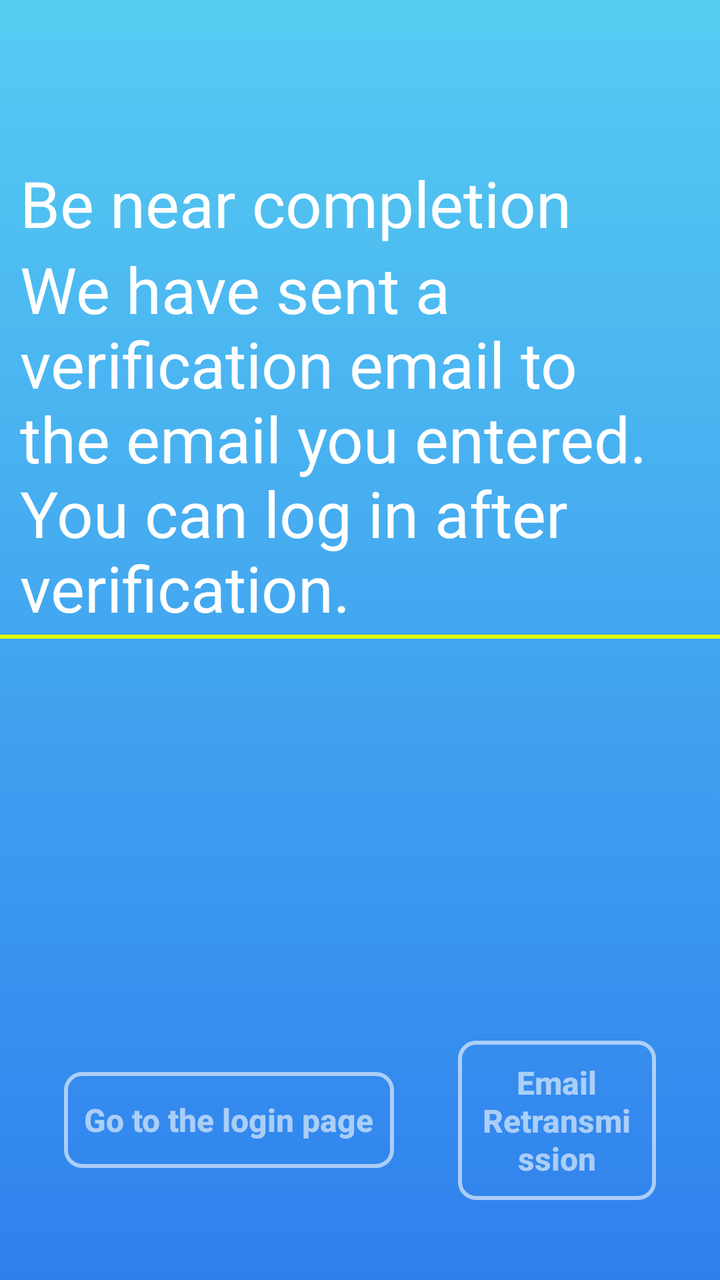
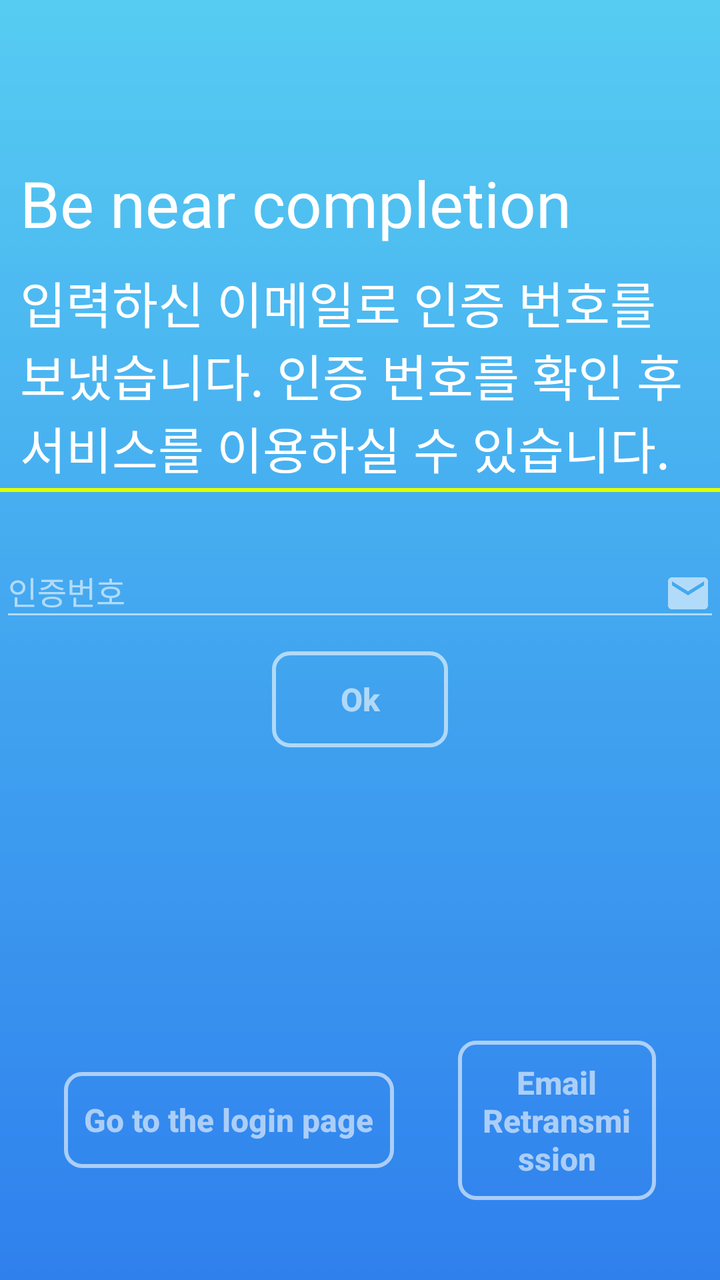

Screens rendered from an Android XML layout before and after an edit, with the pre-edit source and the edit as a unified diff.
<!-- AndroidManifest.xml: application theme AppTheme -->
<!-- res/layout/activity_join_email.xml -->
<?xml version="1.0" encoding="utf-8"?>
<RelativeLayout xmlns:android="http://schemas.android.com/apk/res/android"
    xmlns:tools="http://schemas.android.com/tools"
    android:layout_width="match_parent"
    android:layout_height="match_parent"
    android:focusableInTouchMode="true"
    tools:context=".view.JoinEmailActivity">

    <FrameLayout
        android:layout_width="match_parent"
        android:layout_height="match_parent">

        <ImageView
            android:id="@+id/imageView"
            android:layout_width="match_parent"
            android:layout_height="match_parent"
            android:scaleType="centerCrop"
            android:src="@drawable/blue_skies" />

    </FrameLayout>


    <LinearLayout
        android:id="@+id/linearLayout"
        android:layout_width="wrap_content"
        android:layout_height="wrap_content"
        android:layout_alignParentTop="true"
        android:layout_centerHorizontal="true"
        android:layout_marginTop="80dp"
        android:orientation="vertical">

        <LinearLayout
            android:layout_width="wrap_content"
            android:layout_height="wrap_content">

            <TextView
                android:layout_width="wrap_content"
                android:layout_height="wrap_content"
                android:text="@string/textBeNearCompletion"
                android:textColor="#ffffff"
                android:layout_marginLeft="10dp"
                android:layout_marginRight="10dp"
                android:textSize="32sp" />

        </LinearLayout>

        <LinearLayout
            android:layout_width="wrap_content"
            android:layout_height="wrap_content"
            android:orientation="vertical">

            <TextView
                android:id="@+id/textView"
                android:layout_width="wrap_content"
                android:layout_height="wrap_content"
                android:layout_alignParentTop="true"
                android:layout_centerHorizontal="true"
                android:layout_marginLeft="10dp"
                android:layout_marginRight="10dp"
                android:text="@string/textEmailAuthSent"
                android:textColor="#ffffff"
                android:textSize="32sp" />

            <View
                android:layout_width="match_parent"
                android:layout_height="2dp"
                android:layout_marginTop="2dp"
                android:background="#deff00" />

        </LinearLayout>


    </LinearLayout>

    <TextView
        android:layout_width="wrap_content"
        android:layout_height="wrap_content"
        android:layout_below="@+id/linearLayout"
        android:layout_centerHorizontal="true"
        android:layout_marginTop="4dp"
        android:gravity="center"
        android:textColor="#9affffff"
        android:textSize="10sp" />


    <LinearLayout
        android:layout_width="match_parent"
        android:layout_height="wrap_content"
        android:layout_alignParentBottom="true"
        android:layout_centerHorizontal="true"
        android:layout_marginBottom="32dp"
        android:orientation="vertical"
        android:paddingLeft="32dp"
        android:paddingRight="32dp">


        <LinearLayout
            android:layout_width="match_parent"
            android:layout_height="wrap_content"
            android:layout_marginTop="16dp"
            android:layout_marginBottom="8dp"
            android:gravity="center"
            android:orientation="horizontal">

            <Button
                android:layout_width="wrap_content"
                android:layout_height="wrap_content"
                android:layout_marginRight="16dp"
                android:padding="10dp"
                android:background="@drawable/buttonshapewhitebg"
                android:text="@string/textGoToTheLoginPage"
                android:id="@+id/btnLoginPage"
                android:textAllCaps="false"
                android:textStyle="bold"
                android:textColor="#96ffffff"
                android:textSize="16dp" />

            <Button
                android:layout_width="wrap_content"
                android:layout_height="wrap_content"
                android:layout_marginLeft="16dp"
                android:background="@drawable/buttonshapewhitebg"
                android:text="@string/textEmailRetransmission"
                android:id="@+id/btnRetryEmail"
                android:padding="10dp"
                android:textAllCaps="false"
                android:textColor="#96ffffff"
                android:textSize="16dp"
                android:textStyle="bold" />


        </LinearLayout>




    </LinearLayout>


</RelativeLayout>
<!-- resources referenced by this layout -->
<resources>
  <!-- drawable blue_skies: jpg bitmap (drawable-v24, 1647 bytes) -->
  <!-- drawable buttonshapewhitebg (drawable-v24) -->
  <?xml version="1.0" encoding="utf-8"?>
  <selector xmlns:android="http://schemas.android.com/apk/res/android">
      <item>
          <shape android:shape="rectangle">
              <corners android:radius="8dp" />
              <solid android:color="@android:color/transparent"/>
              <stroke android:color="#96ffffff"
                  android:width="2dp"/>
          </shape>
      </item>
  </selector>
  <string name="textBeNearCompletion">Be near completion</string>
  <string name="textEmailAuthSent">We have sent a verification email to the email you entered. You can log in after verification.</string>
  <string name="textEmailRetransmission">Email Retransmission</string>
  <string name="textGoToTheLoginPage">Go to the login page</string>
  <style name="AppTheme" parent="Theme.AppCompat.Light.DarkActionBar">
          
          <item name="colorPrimary">@color/blueSkiestop</item>
          <item name="colorPrimaryDark">@color/blueSkiestop</item>
          <item name="colorAccent">@color/black</item>
      </style>
  <color name="blueSkiestop">#56CBF2</color>
  <color name="black">#000</color>
</resources>

<!-- the commit's change to res/layout/activity_join_email.xml (unified diff, before → after) -->
@@ -55,11 +55,12 @@
                 android:layout_height="wrap_content"
                 android:layout_alignParentTop="true"
                 android:layout_centerHorizontal="true"
+                android:layout_marginTop="10dp"
                 android:layout_marginLeft="10dp"
                 android:layout_marginRight="10dp"
-                android:text="@string/textEmailAuthSent"
+                android:text="입력하신 이메일로 인증 번호를 보냈습니다. 인증 번호를 확인 후 서비스를 이용하실 수 있습니다."
                 android:textColor="#ffffff"
-                android:textSize="32sp" />
+                android:textSize="25sp" />
 
             <View
                 android:layout_width="match_parent"
@@ -79,13 +80,53 @@
         android:layout_centerHorizontal="true"
         android:layout_marginTop="4dp"
         android:gravity="center"
+        android:id="@+id/tv_line_bo"
         android:textColor="#9affffff"
         android:textSize="10sp" />
+
+    <com.google.android.material.textfield.TextInputLayout
+        android:layout_width="match_parent"
+        android:layout_height="wrap_content"
+        android:textColorHint="#96ffffff"
+        android:id="@+id/til"
+        android:layout_below="@+id/tv_line_bo"
+        android:theme="@style/EditScreenTextInputLayoutStyle">
+
+        <com.google.android.material.textfield.TextInputEditText
+            android:layout_width="match_parent"
+            android:layout_height="match_parent"
+            android:drawablePadding="16dp"
+            android:drawableRight="@drawable/ic_email_white_24dp"
+            android:hint="인증번호"
+            android:id="@+id/etAuth"
+            android:inputType="textEmailAddress"
+            android:maxLines="1"
+            android:textColor="@android:color/white"
+            android:textSize="16sp" />
+    </com.google.android.material.textfield.TextInputLayout>
+
+
+    <Button
+        android:layout_width="wrap_content"
+        android:layout_height="wrap_content"
+        android:layout_marginRight="16dp"
+        android:padding="10dp"
+        android:background="@drawable/buttonshapewhitebg"
+        android:text="@string/textOk"
+        android:id="@+id/btnAuthOk"
+        android:layout_below="@+id/til"
+        android:layout_marginTop="10dp"
+        android:layout_centerHorizontal="true"
+        android:textAllCaps="false"
+        android:textStyle="bold"
+        android:textColor="#96ffffff"
+        android:textSize="16dp" />
 
 
     <LinearLayout
         android:layout_width="match_parent"
         android:layout_height="wrap_content"
+        android:id="@+id/llBotom"
         android:layout_alignParentBottom="true"
         android:layout_centerHorizontal="true"
         android:layout_marginBottom="32dp"
<!-- resource entries referenced after the edit -->
@@ -13,16 +13,34 @@
           </shape>
       </item>
   </selector>
+  <!-- drawable ic_email_white_24dp (drawable-v24) -->
+  <vector xmlns:android="http://schemas.android.com/apk/res/android"
+          android:width="24dp"
+          android:height="24dp"
+          android:viewportWidth="24.0"
+          android:viewportHeight="24.0">
+      <path
+          android:fillColor="#96ffffff"
+          android:pathData="M20,4L4,4c-1.1,0 -1.99,0.9 -1.99,2L2,18c0,1.1 0.9,2 2,2h16c1.1,0 2,-0.9 2,-2L22,6c0,-1.1 -0.9,-2 -2,-2zM20,8l-8,5 -8,-5L4,6l8,5 8,-5v2z"/>
+  </vector>
   <string name="textBeNearCompletion">Be near completion</string>
-  <string name="textEmailAuthSent">We have sent a verification email to the email you entered. You can log in after verification.</string>
   <string name="textEmailRetransmission">Email Retransmission</string>
   <string name="textGoToTheLoginPage">Go to the login page</string>
+  <string name="textOk">Ok</string>
+  <style name="EditScreenTextInputLayoutStyle" parent="Theme.AppCompat.Light.DarkActionBar">
+          <item name="colorControlNormal">@color/textInputLayout</item>
+          <item name="colorControlActivated">@color/textInputLayout</item>
+          <item name="colorControlHighlight">@color/textInputLayout</item>
+          <item name="colorAccent">@color/textInputLayout</item>
+          <item name="android:textColorHint">@color/textInputLayout</item>
+      </style>
   <style name="AppTheme" parent="Theme.AppCompat.Light.DarkActionBar">
           
           <item name="colorPrimary">@color/blueSkiestop</item>
           <item name="colorPrimaryDark">@color/blueSkiestop</item>
           <item name="colorAccent">@color/black</item>
       </style>
+  <color name="textInputLayout">#96ffffff</color>
   <color name="blueSkiestop">#56CBF2</color>
   <color name="black">#000</color>
 </resources>
